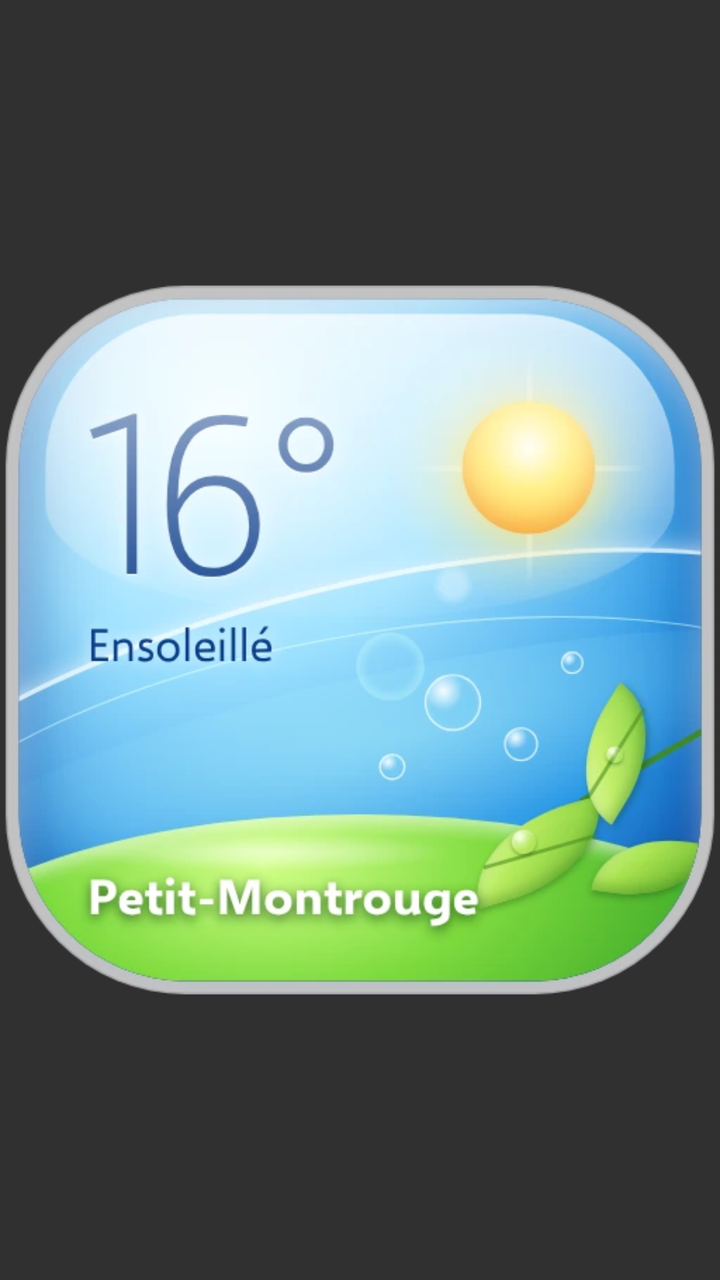
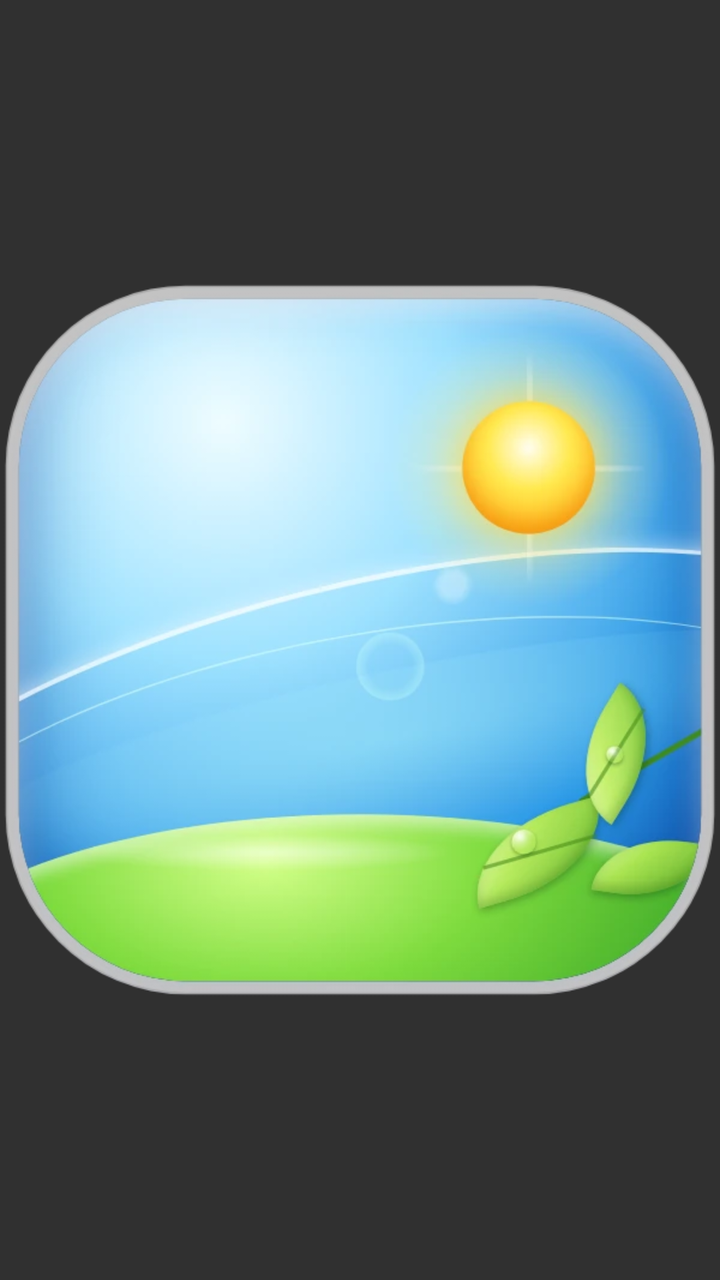

Before-and-after screenshots of an Android layout around one commit, followed by the original layout XML and the change that was made.
<!-- AndroidManifest.xml: application theme android:Theme.Material.NoActionBar -->
<!-- res/layout/widget_weather.xml -->
<?xml version="1.0" encoding="utf-8"?>
<FrameLayout xmlns:android="http://schemas.android.com/apk/res/android"
    android:id="@+id/weather_root"
    android:layout_width="match_parent"
    android:layout_height="match_parent"
    android:contentDescription="@string/weather_name">

    <ImageView
        android:id="@+id/weather_image"
        android:layout_width="match_parent"
        android:layout_height="match_parent"
        android:layout_gravity="center"
        android:importantForAccessibility="no"
        android:scaleType="fitCenter"
        android:src="@drawable/wx_preview" />

</FrameLayout>
<!-- resources referenced by this layout -->
<resources>
  <!-- drawable wx_preview: webp bitmap (drawable-nodpi, 33268 bytes) -->
  <string name="weather_name">Aero Météo</string>
</resources>

<!-- the commit's change to res/layout/widget_weather.xml (unified diff, before → after) -->
@@ -6,12 +6,52 @@
     android:contentDescription="@string/weather_name">
 
     <ImageView
+        android:id="@+id/weather_bg"
+        android:layout_width="match_parent"
+        android:layout_height="match_parent"
+        android:layout_gravity="center"
+        android:importantForAccessibility="no"
+        android:scaleType="fitCenter"
+        android:src="@drawable/wx_clear_d" />
+
+    <ProgressBar
+        android:id="@+id/bubbles_day"
+        style="@android:style/Widget.ProgressBar"
+        android:layout_width="match_parent"
+        android:layout_height="match_parent"
+        android:layout_gravity="center"
+        android:importantForAccessibility="no"
+        android:indeterminate="true"
+        android:indeterminateDrawable="@drawable/wx_bubbles_day"
+        android:indeterminateOnly="true"
+        android:maxWidth="2000dp"
+        android:maxHeight="2000dp"
+        android:minWidth="0dp"
+        android:minHeight="0dp"
+        android:visibility="visible" />
+
+    <ProgressBar
+        android:id="@+id/bubbles_night"
+        style="@android:style/Widget.ProgressBar"
+        android:layout_width="match_parent"
+        android:layout_height="match_parent"
+        android:layout_gravity="center"
+        android:importantForAccessibility="no"
+        android:indeterminate="true"
+        android:indeterminateDrawable="@drawable/wx_bubbles_night"
+        android:indeterminateOnly="true"
+        android:maxWidth="2000dp"
+        android:maxHeight="2000dp"
+        android:minWidth="0dp"
+        android:minHeight="0dp"
+        android:visibility="gone" />
+
+    <ImageView
         android:id="@+id/weather_image"
         android:layout_width="match_parent"
         android:layout_height="match_parent"
         android:layout_gravity="center"
         android:importantForAccessibility="no"
-        android:scaleType="fitCenter"
-        android:src="@drawable/wx_preview" />
+        android:scaleType="fitCenter" />
 
 </FrameLayout>
<!-- resource entries referenced after the edit -->
@@ -1,6 +1,8 @@
 <!-- resources referenced by this layout -->
 <resources>
-  <!-- drawable wx_preview: webp bitmap (drawable-nodpi, 33268 bytes) -->
+  <!-- drawable wx_bubbles_day: vector/xml drawable (drawable, 27213 chars, omitted) -->
+  <!-- drawable wx_bubbles_night: vector/xml drawable (drawable, 27213 chars, omitted) -->
+  <!-- drawable wx_clear_d: webp bitmap (drawable-nodpi, 27988 bytes) -->
   <string name="weather_name">Aero Météo</string>
 </resources>
 
